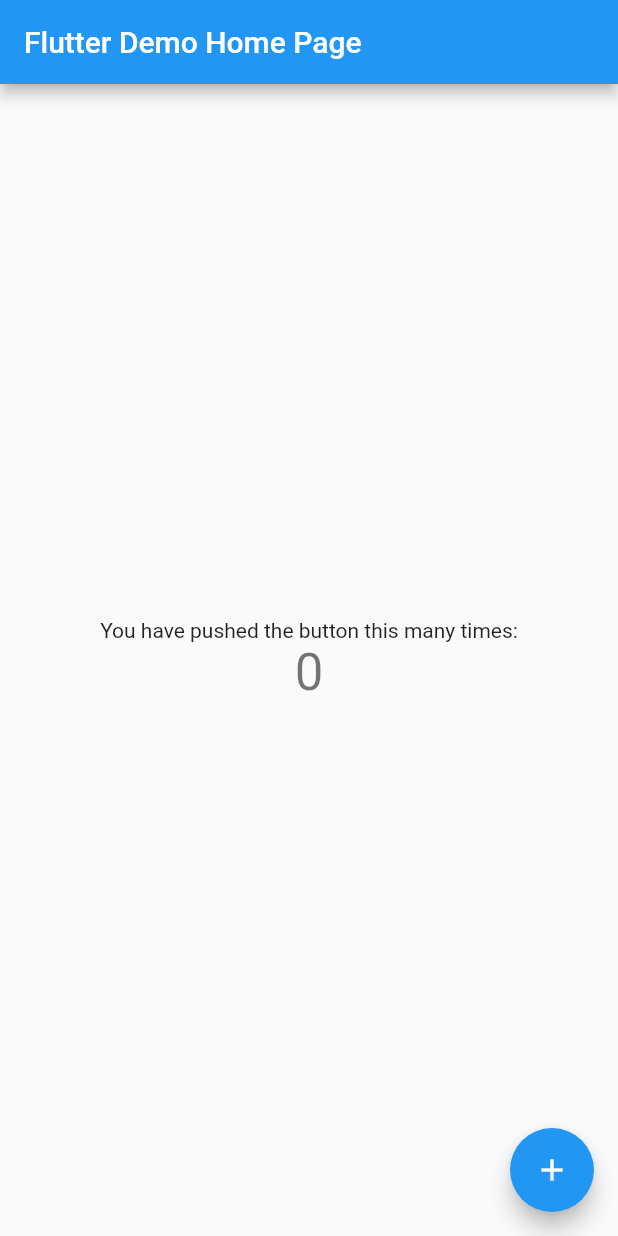
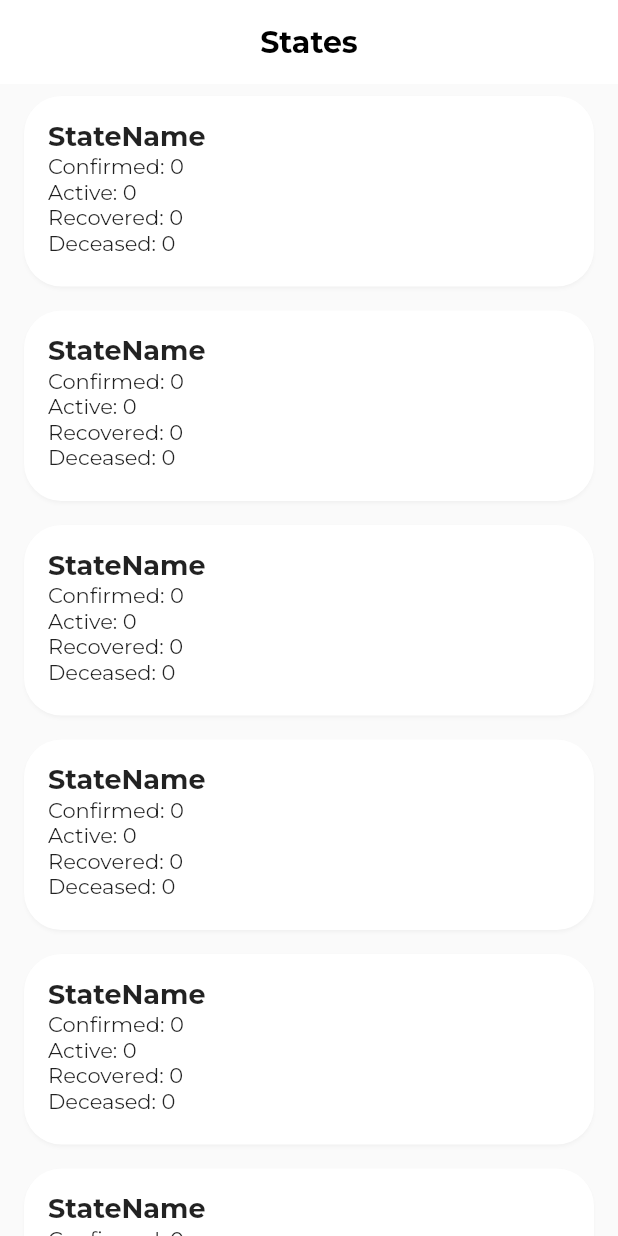
Before and after one commit to abd99/covid_dashboard, a Flutter app: the screen it shows after launch, on a phone screen of 412 x 824 dp. Run offline on Flutter 3.47's test engine with Material 2 defaults, Android fonts, the phone set to English and light mode, and no system bars; our stand-ins replace google_fonts.

Commit message:
Design Homescreen

```diff
--- a/lib/src/app.dart
+++ b/lib/src/app.dart
@@ -1,4 +1,7 @@
 import 'package:flutter/material.dart';
+import 'package:google_fonts/google_fonts.dart';
+
+import 'ui/screens/home_page.dart';
 
 class App extends StatelessWidget {
   @override
@@ -6,57 +9,14 @@ class App extends StatelessWidget {
     return MaterialApp(
       title: 'Flutter Demo',
       theme: ThemeData(
-        primarySwatch: Colors.blue,
         visualDensity: VisualDensity.adaptivePlatformDensity,
+        fontFamily: GoogleFonts.montserrat().fontFamily,
+        appBarTheme: AppBarTheme(
+          brightness: Brightness.light,
+          color: Colors.white,
+        ),
       ),
-      home: MyHomePage(title: 'Flutter Demo Home Page'),
+      home: HomePage(title: 'Flutter Demo Home Page'),
     );
   }
 }
-
-class MyHomePage extends StatefulWidget {
-  MyHomePage({Key key, this.title}) : super(key: key);
-
-  final String title;
-
-  @override
-  _MyHomePageState createState() => _MyHomePageState();
-}
-
-class _MyHomePageState extends State<MyHomePage> {
-  int _counter = 0;
-
-  void _incrementCounter() {
-    setState(() {
-      _counter++;
-    });
-  }
-
-  @override
-  Widget build(BuildContext context) {
-    return Scaffold(
-      appBar: AppBar(
-        title: Text(widget.title),
-      ),
-      body: Center(
-        child: Column(
-          mainAxisAlignment: MainAxisAlignment.center,
-          children: <Widget>[
-            Text(
-              'You have pushed the button this many times:',
-            ),
-            Text(
-              '$_counter',
-              style: Theme.of(context).textTheme.headline4,
-            ),
-          ],
-        ),
-      ),
-      floatingActionButton: FloatingActionButton(
-        onPressed: _incrementCounter,
-        tooltip: 'Increment',
-        child: Icon(Icons.add),
-      ),
-    );
-  }
-}
--- /dev/null
+++ b/lib/src/ui/screens/home_page.dart
@@ -0,0 +1,47 @@
+import 'package:covid_dashboard/src/ui/widgets/state_card.dart';
+import 'package:flutter/material.dart';
+
+class HomePage extends StatefulWidget {
+  HomePage({Key key, this.title}) : super(key: key);
+
+  final String title;
+
+  @override
+  _HomePageState createState() => _HomePageState();
+}
+
+class _HomePageState extends State<HomePage> {
+  @override
+  Widget build(BuildContext context) {
+    return Scaffold(
+      appBar: AppBar(
+        title: Text(
+          'States',
+          style: TextStyle(
+            color: Colors.black,
+            fontWeight: FontWeight.bold,
+            // fontSize: 24.0,
+          ),
+        ),
+        centerTitle: true,
+        elevation: 0.0,
+      ),
+      body: ListView.builder(
+        itemCount: 50,
+        itemBuilder: (context, index) {
+          String stateName = 'StateName';
+          int confirmedNumber = 0;
+          int activeNumber = 0;
+          int recoveredNumber = 0;
+          int deceasedNumber = 0;
+          return StateCard(
+              stateName: stateName,
+              confirmedNumber: confirmedNumber,
+              activeNumber: activeNumber,
+              recoveredNumber: recoveredNumber,
+              deceasedNumber: deceasedNumber);
+        },
+      ),
+    );
+  }
+}
--- /dev/null
+++ b/lib/src/ui/widgets/state_card.dart
@@ -0,0 +1,77 @@
+import 'package:flutter/material.dart';
+
+class StateCard extends StatelessWidget {
+  const StateCard({
+    Key key,
+    @required this.stateName,
+    @required this.confirmedNumber,
+    @required this.activeNumber,
+    @required this.recoveredNumber,
+    @required this.deceasedNumber,
+  }) : super(key: key);
+
+  final String stateName;
+  final int confirmedNumber;
+  final int activeNumber;
+  final int recoveredNumber;
+  final int deceasedNumber;
+
+  @override
+  Widget build(BuildContext context) {
+    return Card(
+      margin: EdgeInsets.symmetric(
+        horizontal: 16.0,
+        vertical: 8.0,
+      ),
+      color: Colors.white,
+      shadowColor: Color(0xFF26000000),
+      shape: RoundedRectangleBorder(
+        borderRadius: BorderRadius.circular(25.0),
+      ),
+      // elevation: 18.0,
+      child: Container(
+        height: 127.0,
+        width: 329.0,
+        child: Padding(
+          padding: const EdgeInsets.all(16.0),
+          child: Column(
+            crossAxisAlignment: CrossAxisAlignment.start,
+            children: [
+              Text(
+                '$stateName',
+                style: TextStyle(
+                  fontSize: 18.0,
+                  fontWeight: FontWeight.bold,
+                ),
+              ),
+              Row(
+                children: [
+                  Text('Confirmed: '),
+                  Text('$confirmedNumber'),
+                ],
+              ),
+              Row(
+                children: [
+                  Text('Active: '),
+                  Text('$activeNumber'),
+                ],
+              ),
+              Row(
+                children: [
+                  Text('Recovered: '),
+                  Text('$recoveredNumber'),
+                ],
+              ),
+              Row(
+                children: [
+                  Text('Deceased: '),
+                  Text('$deceasedNumber'),
+                ],
+              ),
+            ],
+          ),
+        ),
+      ),
+    );
+  }
+}
--- a/pubspec.yaml
+++ b/pubspec.yaml
@@ -3,7 +3,7 @@ description: A new Flutter project.
 
 # The following line prevents the package from being accidentally published to
 # pub.dev using `pub publish`. This is preferred for private packages.
-publish_to: 'none' # Remove this line if you wish to publish to pub.dev
+publish_to: "none" # Remove this line if you wish to publish to pub.dev
 
 # The following defines the version and build number for your application.
 # A version number is three numbers separated by dots, like 1.2.43
@@ -23,7 +23,7 @@ environment:
 dependencies:
   flutter:
     sdk: flutter
-
+  google_fonts:
 
   # The following adds the Cupertino Icons font to your application.
   # Use with the CupertinoIcons class for iOS style icons.
@@ -38,7 +38,6 @@ dev_dependencies:
 
 # The following section is specific to Flutter.
 flutter:
-
   # The following line ensures that the Material Icons font is
   # included with your application, so that you can use the icons in
   # the material Icons class.
```
Also changed, not shown: pubspec.lock, 1 other file.
